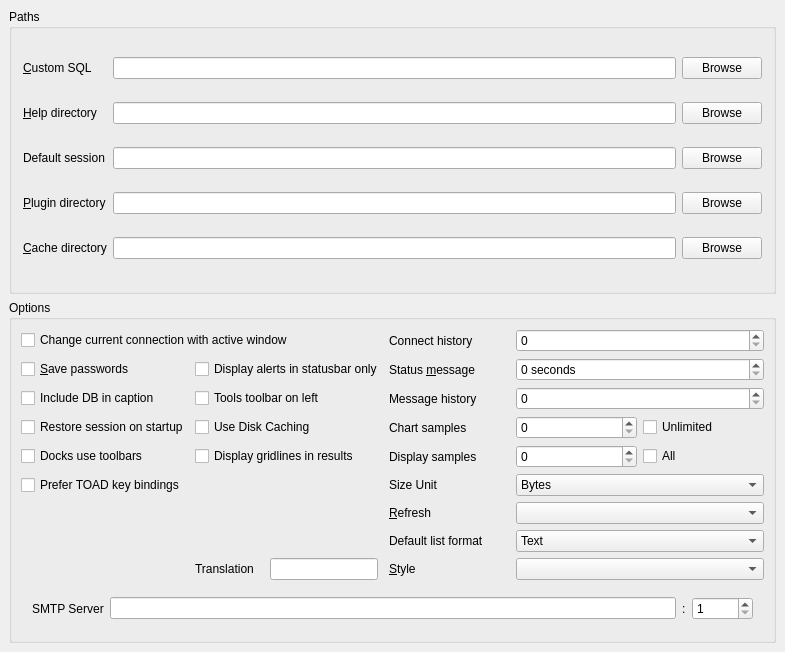
Old version of the form src/toglobalsettingui.ui in the repository tora-tool/tora.
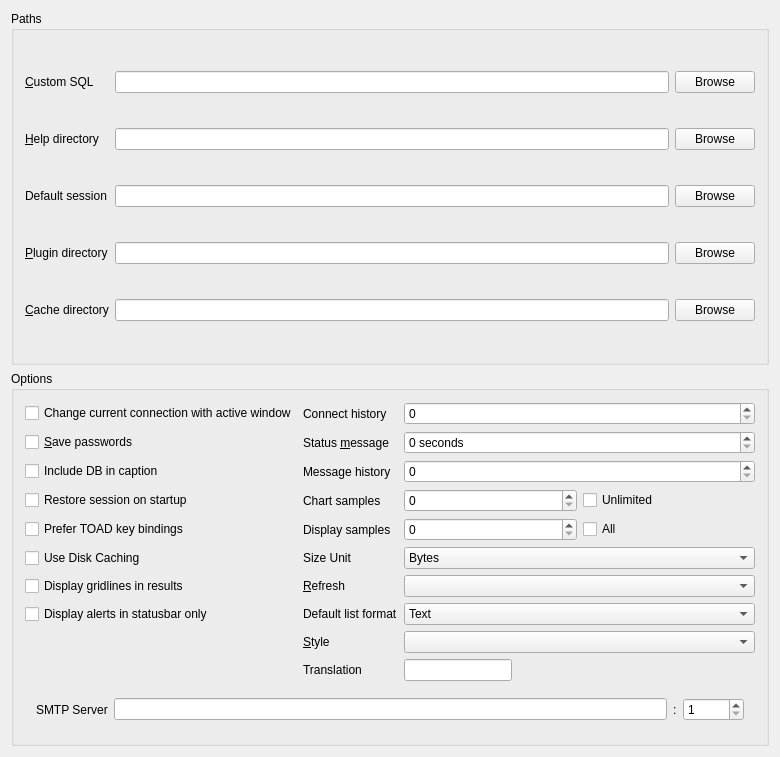
New version of the form.

Commit message: removed unused prefs from global config UI

```diff
--- a/src/toglobalsettingui.ui
+++ b/src/toglobalsettingui.ui
@@ -5,20 +5,14 @@
    <rect>
     <x>0</x>
     <y>0</y>
-    <width>785</width>
-    <height>652</height>
+    <width>780</width>
+    <height>757</height>
    </rect>
   </property>
   <property name="windowTitle" >
    <string>toGlobalSettingUI</string>
   </property>
-  <layout class="QGridLayout" >
-   <property name="margin" >
-    <number>9</number>
-   </property>
-   <property name="spacing" >
-    <number>6</number>
-   </property>
+  <layout class="QGridLayout" name="gridLayout_2" >
    <item row="0" column="0" >
     <widget class="QGroupBox" name="GroupBox2" >
      <property name="title" >
@@ -166,88 +160,8 @@
      <property name="title" >
       <string>Options</string>
      </property>
-     <layout class="QGridLayout" >
-      <property name="margin" >
-       <number>9</number>
-      </property>
-      <property name="spacing" >
-       <number>6</number>
-      </property>
-      <item row="3" column="1" colspan="2" >
-       <widget class="QCheckBox" name="DiskCaching" >
-        <property name="toolTip" >
-         <string>Use Disk Caching of ObjectLists and Synonyms</string>
-        </property>
-        <property name="text" >
-         <string>Use Disk Caching</string>
-        </property>
-       </widget>
-      </item>
-      <item row="4" column="0" >
-       <widget class="QCheckBox" name="DockToolbar" >
-        <property name="toolTip" >
-         <string>Check this if docks are to use toolbars instead of normal frames.</string>
-        </property>
-        <property name="text" >
-         <string>Docks use toolbars</string>
-        </property>
-       </widget>
-      </item>
-      <item row="4" column="5" >
-       <widget class="QCheckBox" name="AllSamples" >
-        <property name="toolTip" >
-         <string>Display all available samples</string>
-        </property>
-        <property name="text" >
-         <string>All</string>
-        </property>
-       </widget>
-      </item>
-      <item row="4" column="1" colspan="2" >
-       <widget class="QCheckBox" name="DisplayGrid" >
-        <property name="toolTip" >
-         <string>Show grid lines in output results table.</string>
-        </property>
-        <property name="text" >
-         <string>Display gridlines in results</string>
-        </property>
-       </widget>
-      </item>
-      <item row="2" column="1" colspan="2" >
-       <widget class="QCheckBox" name="ToolsLeft" >
-        <property name="toolTip" >
-         <string>Start using the tools toolbar on the left of the main window instead of at the top.</string>
-        </property>
-        <property name="text" >
-         <string>Tools toolbar on left</string>
-        </property>
-       </widget>
-      </item>
-      <item row="1" column="0" >
-       <widget class="QCheckBox" name="SavePassword" >
-        <property name="toolTip" >
-         <string>Remember the last password you used to connect.
-Will leave the password unencryptet in the config file.</string>
-        </property>
-        <property name="text" >
-         <string>&amp;Save passwords</string>
-        </property>
-        <property name="shortcut" >
-         <string>Alt+S</string>
-        </property>
-       </widget>
-      </item>
-      <item row="2" column="0" >
-       <widget class="QCheckBox" name="IncludeDB" >
-        <property name="toolTip" >
-         <string>Include database connection in window captions</string>
-        </property>
-        <property name="text" >
-         <string>Include DB in caption</string>
-        </property>
-       </widget>
-      </item>
-      <item row="0" column="0" colspan="3" >
+     <layout class="QGridLayout" name="gridLayout" >
+      <item row="0" column="0" >
        <widget class="QCheckBox" name="ChangeConnection" >
         <property name="toolTip" >
          <string>Change currently select connection to the connection of the new active window</string>
@@ -257,7 +171,7 @@
         </property>
        </widget>
       </item>
-      <item row="0" column="3" >
+      <item row="0" column="1" >
        <widget class="QLabel" name="TextLabel3_2_2" >
         <property name="toolTip" >
          <string>Number of connections to save in history.</string>
@@ -273,7 +187,7 @@
         </property>
        </widget>
       </item>
-      <item row="0" column="4" colspan="2" >
+      <item row="0" column="2" colspan="2" >
        <widget class="QSpinBox" name="ConnectHistory" >
         <property name="suffix" >
          <string/>
@@ -283,40 +197,21 @@
         </property>
        </widget>
       </item>
-      <item row="2" column="4" colspan="2" >
-       <widget class="QSpinBox" name="HistorySize" >
-        <property name="suffix" >
-         <string/>
-        </property>
-        <property name="maximum" >
-         <number>1000</number>
-        </property>
-       </widget>
-      </item>
-      <item row="2" column="3" >
-       <widget class="QLabel" name="TextLabel3_2" >
+      <item row="1" column="0" >
+       <widget class="QCheckBox" name="SavePassword" >
         <property name="toolTip" >
-         <string>Number of status messages to save in the message history.</string>
+         <string>Remember the last password you used to connect.
+Will leave the password unencryptet in the config file.</string>
         </property>
         <property name="text" >
-         <string>Message history</string>
+         <string>&amp;Save passwords</string>
         </property>
-        <property name="wordWrap" >
-         <bool>false</bool>
+        <property name="shortcut" >
+         <string>Alt+S</string>
         </property>
-        <property name="buddy" >
-         <cstring>HistorySize</cstring>
-        </property>
        </widget>
       </item>
-      <item row="1" column="4" colspan="2" >
-       <widget class="QSpinBox" name="Status" >
-        <property name="suffix" >
-         <string> seconds</string>
-        </property>
-       </widget>
-      </item>
-      <item row="1" column="3" >
+      <item row="1" column="1" >
        <widget class="QLabel" name="StatusLabel" >
         <property name="toolTip" >
          <string>The time in seconds temporary messages will be displayed in the status bar. 0 menas keep.</string>
@@ -332,13 +227,46 @@
         </property>
        </widget>
       </item>
-      <item row="1" column="1" colspan="2" >
-       <widget class="QCheckBox" name="Statusbar" >
+      <item row="1" column="2" colspan="2" >
+       <widget class="QSpinBox" name="Status" >
+        <property name="suffix" >
+         <string> seconds</string>
+        </property>
+       </widget>
+      </item>
+      <item row="2" column="0" >
+       <widget class="QCheckBox" name="IncludeDB" >
         <property name="toolTip" >
-         <string>Display alerts in messagebar instead of poping up a dialog with a warning.</string>
+         <string>Include database connection in window captions</string>
         </property>
         <property name="text" >
-         <string>Display alerts in statusbar only</string>
+         <string>Include DB in caption</string>
+        </property>
+       </widget>
+      </item>
+      <item row="2" column="1" >
+       <widget class="QLabel" name="TextLabel3_2" >
+        <property name="toolTip" >
+         <string>Number of status messages to save in the message history.</string>
+        </property>
+        <property name="text" >
+         <string>Message history</string>
+        </property>
+        <property name="wordWrap" >
+         <bool>false</bool>
+        </property>
+        <property name="buddy" >
+         <cstring>HistorySize</cstring>
+        </property>
+       </widget>
+      </item>
+      <item row="2" column="2" colspan="2" >
+       <widget class="QSpinBox" name="HistorySize" >
+        <property name="suffix" >
+         <string/>
+        </property>
+        <property name="maximum" >
+         <number>1000</number>
         </property>
        </widget>
       </item>
@@ -349,23 +277,79 @@
         </property>
        </widget>
       </item>
-      <item row="8" column="3" >
-       <widget class="QLabel" name="StyleLabel" >
+      <item row="3" column="1" >
+       <widget class="QLabel" name="TextLabel3_2_3" >
         <property name="toolTip" >
-         <string>The style to use for the user interface.</string>
+         <string>Number of samples to keep in line and barcharts by default.</string>
         </property>
         <property name="text" >
-         <string>&amp;Style</string>
+         <string>Chart samples</string>
         </property>
         <property name="wordWrap" >
          <bool>false</bool>
         </property>
         <property name="buddy" >
-         <cstring>Style</cstring>
+         <cstring>HistorySize</cstring>
         </property>
        </widget>
       </item>
-      <item row="5" column="3" >
+      <item row="3" column="2" >
+       <widget class="QSpinBox" name="ChartSamples" >
+        <property name="suffix" >
+         <string/>
+        </property>
+        <property name="maximum" >
+         <number>1000</number>
+        </property>
+       </widget>
+      </item>
+      <item row="3" column="3" >
+       <widget class="QCheckBox" name="UnlimitedSamples" >
+        <property name="toolTip" >
+         <string>Save unlimited number of samples. Can large amounts of consume memory.</string>
+        </property>
+        <property name="text" >
+         <string>Unlimited</string>
+        </property>
+       </widget>
+      </item>
+      <item row="4" column="1" >
+       <widget class="QLabel" name="TextLabel3_2_3_2" >
+        <property name="toolTip" >
+         <string>Number of samples to display in line and barcharts by default.</string>
+        </property>
+        <property name="text" >
+         <string>Display samples</string>
+        </property>
+        <property name="wordWrap" >
+         <bool>false</bool>
+        </property>
+        <property name="buddy" >
+         <cstring>HistorySize</cstring>
+        </property>
+       </widget>
+      </item>
+      <item row="4" column="2" >
+       <widget class="QSpinBox" name="DisplaySamples" >
+        <property name="suffix" >
+         <string/>
+        </property>
+        <property name="maximum" >
+         <number>1000</number>
+        </property>
+       </widget>
+      </item>
+      <item row="4" column="3" >
+       <widget class="QCheckBox" name="AllSamples" >
+        <property name="toolTip" >
+         <string>Display all available samples</string>
+        </property>
+        <property name="text" >
+         <string>All</string>
+        </property>
+       </widget>
+      </item>
+      <item row="5" column="1" >
        <widget class="QLabel" name="SizeLabel" >
         <property name="toolTip" >
          <string>Define the unit sizes should be displayed.</string>
@@ -381,10 +365,7 @@
         </property>
        </widget>
       </item>
-      <item row="6" column="4" colspan="2" >
-       <widget class="QComboBox" name="Refresh" />
-      </item>
-      <item row="5" column="4" colspan="2" >
+      <item row="5" column="2" colspan="2" >
        <widget class="QComboBox" name="SizeUnit" >
         <item>
          <property name="text" >
@@ -403,7 +384,36 @@
         </item>
        </widget>
       </item>
-      <item row="7" column="4" colspan="2" >
+      <item row="6" column="1" >
+       <widget class="QLabel" name="RefreshLabel" >
+        <property name="toolTip" >
+         <string>Default refreshtime in tools.</string>
+        </property>
+        <property name="text" >
+         <string>&amp;Refresh</string>
+        </property>
+        <property name="wordWrap" >
+         <bool>false</bool>
+        </property>
+        <property name="buddy" >
+         <cstring>Refresh</cstring>
+        </property>
+       </widget>
+      </item>
+      <item row="6" column="2" colspan="2" >
+       <widget class="QComboBox" name="Refresh" />
+      </item>
+      <item row="7" column="1" >
+       <widget class="QLabel" name="TextLabel2" >
+        <property name="text" >
+         <string>Default list format</string>
+        </property>
+        <property name="wordWrap" >
+         <bool>false</bool>
+        </property>
+       </widget>
+      </item>
+      <item row="7" column="2" colspan="2" >
        <widget class="QComboBox" name="DefaultFormat" >
         <item>
          <property name="text" >
@@ -427,103 +437,29 @@
         </item>
        </widget>
       </item>
-      <item row="7" column="3" >
-       <widget class="QLabel" name="TextLabel2" >
-        <property name="text" >
-         <string>Default list format</string>
-        </property>
-        <property name="wordWrap" >
-         <bool>false</bool>
-        </property>
-       </widget>
-      </item>
-      <item row="6" column="3" >
-       <widget class="QLabel" name="RefreshLabel" >
-        <property name="toolTip" >
-         <string>Default refreshtime in tools.</string>
-        </property>
-        <property name="text" >
-         <string>&amp;Refresh</string>
-        </property>
-        <property name="wordWrap" >
-         <bool>false</bool>
-        </property>
-        <property name="buddy" >
-         <cstring>Refresh</cstring>
-        </property>
-       </widget>
-      </item>
-      <item row="8" column="4" colspan="2" >
-       <widget class="QComboBox" name="Style" />
-      </item>
-      <item row="3" column="3" >
-       <widget class="QLabel" name="TextLabel3_2_3" >
-        <property name="toolTip" >
-         <string>Number of samples to keep in line and barcharts by default.</string>
-        </property>
-        <property name="text" >
-         <string>Chart samples</string>
-        </property>
-        <property name="wordWrap" >
-         <bool>false</bool>
-        </property>
-        <property name="buddy" >
-         <cstring>HistorySize</cstring>
-        </property>
-       </widget>
-      </item>
-      <item row="3" column="4" >
-       <widget class="QSpinBox" name="ChartSamples" >
-        <property name="suffix" >
-         <string/>
-        </property>
-        <property name="maximum" >
-         <number>1000</number>
-        </property>
-       </widget>
-      </item>
-      <item row="3" column="5" >
-       <widget class="QCheckBox" name="UnlimitedSamples" >
-        <property name="toolTip" >
-         <string>Save unlimited number of samples. Can large amounts of consume memory.</string>
-        </property>
-        <property name="text" >
-         <string>Unlimited</string>
-        </property>
-       </widget>
-      </item>
-      <item row="4" column="3" >
-       <widget class="QLabel" name="TextLabel3_2_3_2" >
-        <property name="toolTip" >
-         <string>Number of samples to display in line and barcharts by default.</string>
-        </property>
-        <property name="text" >
-         <string>Display samples</string>
-        </property>
-        <property name="wordWrap" >
-         <bool>false</bool>
-        </property>
-        <property name="buddy" >
-         <cstring>HistorySize</cstring>
-        </property>
-       </widget>
-      </item>
-      <item row="4" column="4" >
-       <widget class="QSpinBox" name="DisplaySamples" >
-        <property name="suffix" >
-         <string/>
-        </property>
-        <property name="maximum" >
-         <number>1000</number>
-        </property>
-       </widget>
-      </item>
       <item row="8" column="1" >
+       <widget class="QLabel" name="StyleLabel" >
+        <property name="toolTip" >
+         <string>The style to use for the user interface.</string>
+        </property>
+        <property name="text" >
+         <string>&amp;Style</string>
+        </property>
+        <property name="wordWrap" >
+         <bool>false</bool>
+        </property>
+        <property name="buddy" >
+         <cstring>Style</cstring>
+        </property>
+       </widget>
+      </item>
+      <item row="8" column="2" colspan="2" >
+       <widget class="QComboBox" name="Style" />
+      </item>
+      <item row="9" column="1" >
        <widget class="QLabel" name="LocaleLabel" >
         <property name="sizePolicy" >
-         <sizepolicy>
-          <hsizetype>0</hsizetype>
-          <vsizetype>0</vsizetype>
+         <sizepolicy vsizetype="Fixed" hsizetype="Fixed" >
           <horstretch>0</horstretch>
           <verstretch>0</verstretch>
          </sizepolicy>
@@ -539,26 +475,24 @@
         </property>
        </widget>
       </item>
-      <item row="8" column="2" >
+      <item row="9" column="2" colspan="2" >
        <widget class="QLineEdit" name="Locale" >
         <property name="sizePolicy" >
-         <sizepolicy>
-          <hsizetype>0</hsizetype>
-          <vsizetype>0</vsizetype>
+         <sizepolicy vsizetype="Fixed" hsizetype="Fixed" >
           <horstretch>0</horstretch>
           <verstretch>0</verstretch>
          </sizepolicy>
         </property>
        </widget>
       </item>
-      <item row="9" column="0" colspan="6" >
+      <item row="10" column="0" colspan="4" >
        <layout class="QHBoxLayout" >
-        <property name="margin" >
-         <number>11</number>
-        </property>
         <property name="spacing" >
          <number>6</number>
         </property>
+        <property name="margin" >
+         <number>11</number>
+        </property>
         <item>
          <widget class="QLabel" name="label" >
           <property name="text" >
@@ -578,17 +512,17 @@
         </item>
         <item>
          <widget class="QSpinBox" name="SmtpPort" >
-          <property name="maximum" >
-           <number>65536</number>
-          </property>
           <property name="minimum" >
            <number>1</number>
           </property>
+          <property name="maximum" >
+           <number>65536</number>
+          </property>
          </widget>
         </item>
        </layout>
       </item>
-      <item row="5" column="0" colspan="2" >
+      <item row="4" column="0" >
        <widget class="QCheckBox" name="ToadBindings" >
         <property name="toolTip" >
          <string>Use TOAD keybindings instead of classic TOra.</string>
@@ -598,6 +532,36 @@
         </property>
        </widget>
       </item>
+      <item row="5" column="0" >
+       <widget class="QCheckBox" name="DiskCaching" >
+        <property name="toolTip" >
+         <string>Use Disk Caching of ObjectLists and Synonyms</string>
+        </property>
+        <property name="text" >
+         <string>Use Disk Caching</string>
+        </property>
+       </widget>
+      </item>
+      <item row="6" column="0" >
+       <widget class="QCheckBox" name="DisplayGrid" >
+        <property name="toolTip" >
+         <string>Show grid lines in output results table.</string>
+        </property>
+        <property name="text" >
+         <string>Display gridlines in results</string>
+        </property>
+       </widget>
+      </item>
+      <item row="7" column="0" >
+       <widget class="QCheckBox" name="Statusbar" >
+        <property name="toolTip" >
+         <string>Display alerts in messagebar instead of poping up a dialog with a warning.</string>
+        </property>
+        <property name="text" >
+         <string>Display alerts in statusbar only</string>
+        </property>
+       </widget>
+      </item>
      </layout>
     </widget>
    </item>
```
Left out of the diff: 11 changed lines with no effect on the pictures. The commit also changes 5 other files.
